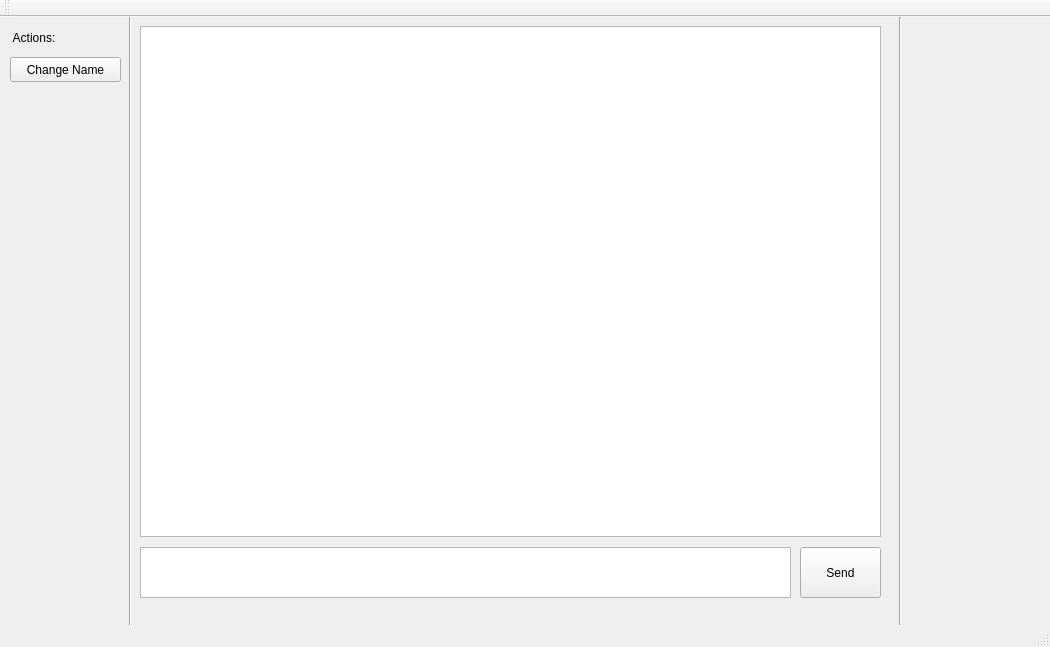
Above: GUI_Qt/messenger/messenger.ui from FundCompXbee/XBeeMessenger before the change. Below: the same form after it.
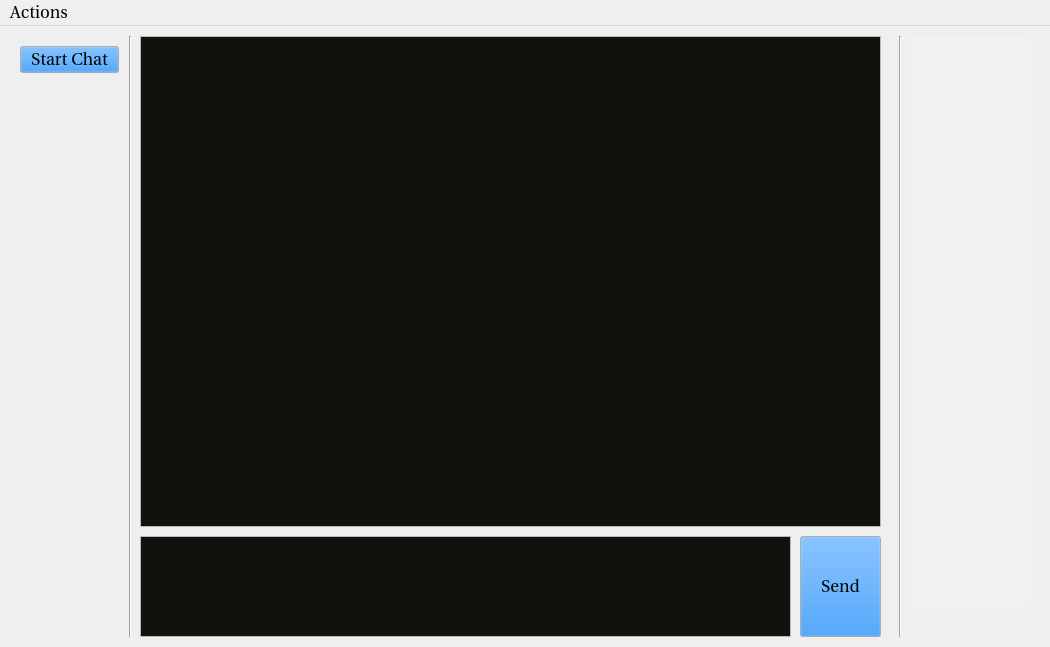
That is the form after the change.

The edit to the form file:
```diff
--- a/GUI_Qt/messenger/messenger.ui
+++ b/GUI_Qt/messenger/messenger.ui
@@ -10,27 +10,176 @@
     <height>647</height>
    </rect>
   </property>
+  <property name="palette">
+   <palette>
+    <active>
+     <colorrole role="Button">
+      <brush brushstyle="SolidPattern">
+       <color alpha="255">
+        <red>18</red>
+        <green>129</green>
+        <blue>240</blue>
+       </color>
+      </brush>
+     </colorrole>
+     <colorrole role="Base">
+      <brush brushstyle="SolidPattern">
+       <color alpha="255">
+        <red>18</red>
+        <green>17</green>
+        <blue>13</blue>
+       </color>
+      </brush>
+     </colorrole>
+     <colorrole role="Highlight">
+      <brush brushstyle="SolidPattern">
+       <color alpha="255">
+        <red>70</red>
+        <green>194</green>
+        <blue>240</blue>
+       </color>
+      </brush>
+     </colorrole>
+    </active>
+    <inactive>
+     <colorrole role="Button">
+      <brush brushstyle="SolidPattern">
+       <color alpha="255">
+        <red>18</red>
+        <green>129</green>
+        <blue>240</blue>
+       </color>
+      </brush>
+     </colorrole>
+     <colorrole role="Base">
+      <brush brushstyle="SolidPattern">
+       <color alpha="255">
+        <red>18</red>
+        <green>17</green>
+        <blue>13</blue>
+       </color>
+      </brush>
+     </colorrole>
+     <colorrole role="Highlight">
+      <brush brushstyle="SolidPattern">
+       <color alpha="255">
+        <red>70</red>
+        <green>194</green>
+        <blue>240</blue>
+       </color>
+      </brush>
+     </colorrole>
+    </inactive>
+    <disabled>
+     <colorrole role="Button">
+      <brush brushstyle="SolidPattern">
+       <color alpha="255">
+        <red>18</red>
+        <green>129</green>
+        <blue>240</blue>
+       </color>
+      </brush>
+     </colorrole>
+     <colorrole role="Base">
+      <brush brushstyle="SolidPattern">
+       <color alpha="255">
+        <red>255</red>
+        <green>255</green>
+        <blue>255</blue>
+       </color>
+      </brush>
+     </colorrole>
+     <colorrole role="Highlight">
+      <brush brushstyle="SolidPattern">
+       <color alpha="255">
+        <red>240</red>
+        <green>240</green>
+        <blue>240</blue>
+       </color>
+      </brush>
+     </colorrole>
+    </disabled>
+   </palette>
+  </property>
+  <property name="font">
+   <font>
+    <family>Utopia</family>
+    <pointsize>13</pointsize>
+   </font>
+  </property>
   <property name="windowTitle">
    <string>Messenger</string>
   </property>
+  <property name="autoFillBackground">
+   <bool>true</bool>
+  </property>
   <widget class="QWidget" name="centralWidget">
    <widget class="QTextEdit" name="inputText">
     <property name="geometry">
      <rect>
       <x>140</x>
-      <y>530</y>
+      <y>510</y>
       <width>651</width>
-      <height>51</height>
+      <height>101</height>
      </rect>
     </property>
+    <property name="palette">
+     <palette>
+      <active>
+       <colorrole role="Text">
+        <brush brushstyle="SolidPattern">
+         <color alpha="255">
+          <red>234</red>
+          <green>226</green>
+          <blue>210</blue>
+         </color>
+        </brush>
+       </colorrole>
+      </active>
+      <inactive>
+       <colorrole role="Text">
+        <brush brushstyle="SolidPattern">
+         <color alpha="255">
+          <red>234</red>
+          <green>226</green>
+          <blue>210</blue>
+         </color>
+        </brush>
+       </colorrole>
+      </inactive>
+      <disabled>
+       <colorrole role="Text">
+        <brush brushstyle="SolidPattern">
+         <color alpha="255">
+          <red>159</red>
+          <green>158</green>
+          <blue>158</blue>
+         </color>
+        </brush>
+       </colorrole>
+      </disabled>
+     </palette>
+    </property>
+    <property name="font">
+     <font>
+      <family>Utopia</family>
+      <pointsize>13</pointsize>
+     </font>
+    </property>
+    <property name="cursor" stdset="0">
+     <cursorShape>IBeamCursor</cursorShape>
+    </property>
+    <property name="mouseTracking">
+     <bool>false</bool>
+    </property>
    </widget>
    <widget class="QPushButton" name="sendButton">
     <property name="geometry">
      <rect>
       <x>800</x>
-      <y>530</y>
+      <y>510</y>
       <width>81</width>
-      <height>51</height>
+      <height>101</height>
      </rect>
     </property>
     <property name="text">
@@ -41,9 +190,9 @@
     <property name="geometry">
      <rect>
       <x>120</x>
-      <y>-30</y>
+      <y>10</y>
       <width>20</width>
-      <height>641</height>
+      <height>601</height>
      </rect>
     </property>
     <property name="orientation">
@@ -54,49 +203,115 @@
     <property name="geometry">
      <rect>
       <x>890</x>
-      <y>0</y>
+      <y>10</y>
       <width>20</width>
-      <height>611</height>
+      <height>601</height>
      </rect>
     </property>
     <property name="orientation">
      <enum>Qt::Vertical</enum>
     </property>
    </widget>
-   <widget class="QPlainTextEdit" name="messageView">
+   <widget class="QTextBrowser" name="messageView">
     <property name="geometry">
      <rect>
       <x>140</x>
-      <y>9</y>
+      <y>10</y>
       <width>741</width>
-      <height>511</height>
+      <height>491</height>
      </rect>
     </property>
+    <property name="font">
+     <font>
+      <family>Utopia</family>
+      <pointsize>16</pointsize>
+     </font>
+    </property>
+    <property name="horizontalScrollBarPolicy">
+     <enum>Qt::ScrollBarAlwaysOff</enum>
+    </property>
    </widget>
    <widget class="QPushButton" name="changeNameButton">
     <property name="geometry">
      <rect>
-      <x>10</x>
-      <y>40</y>
-      <width>111</width>
-      <height>25</height>
+      <x>20</x>
+      <y>20</y>
+      <width>99</width>
+      <height>27</height>
      </rect>
     </property>
     <property name="text">
-     <string>Change Name</string>
+     <string>Start Chat</string>
     </property>
    </widget>
-   <widget class="QLabel" name="actionsLabel">
+   <widget class="QTextBrowser" name="helpTextBrowser">
     <property name="geometry">
      <rect>
-      <x>10</x>
+      <x>910</x>
       <y>10</y>
-      <width>111</width>
-      <height>21</height>
+      <width>121</width>
+      <height>571</height>
      </rect>
     </property>
-    <property name="text">
-     <string> Actions:</string>
+    <property name="palette">
+     <palette>
+      <active>
+       <colorrole role="Base">
+        <brush brushstyle="SolidPattern">
+         <color alpha="255">
+          <red>242</red>
+          <green>241</green>
+          <blue>240</blue>
+         </color>
+        </brush>
+       </colorrole>
+      </active>
+      <inactive>
+       <colorrole role="Base">
+        <brush brushstyle="SolidPattern">
+         <color alpha="255">
+          <red>242</red>
+          <green>241</green>
+          <blue>240</blue>
+         </color>
+        </brush>
+       </colorrole>
+      </inactive>
+      <disabled>
+       <colorrole role="Base">
+        <brush brushstyle="SolidPattern">
+         <color alpha="255">
+          <red>255</red>
+          <green>255</green>
+          <blue>255</blue>
+         </color>
+        </brush>
+       </colorrole>
+      </disabled>
+     </palette>
+    </property>
+    <property name="font">
+     <font>
+      <pointsize>11</pointsize>
+     </font>
+    </property>
+    <property name="frameShape">
+     <enum>QFrame::NoFrame</enum>
+    </property>
+    <property name="frameShadow">
+     <enum>QFrame::Plain</enum>
+    </property>
+    <property name="lineWidth">
+     <number>0</number>
+    </property>
+    <property name="verticalScrollBarPolicy">
+     <enum>Qt::ScrollBarAlwaysOff</enum>
+    </property>
+    <property name="horizontalScrollBarPolicy">
+     <enum>Qt::ScrollBarAlwaysOff</enum>
+    </property>
+    <property name="sizeAdjustPolicy">
+     <enum>QAbstractScrollArea::AdjustToContents</enum>
     </property>
    </widget>
   </widget>
@@ -106,19 +321,22 @@
      <x>0</x>
      <y>0</y>
      <width>1050</width>
-     <height>22</height>
+     <height>29</height>
     </rect>
    </property>
+   <widget class="QMenu" name="menuActions">
+    <property name="title">
+     <string>Actions</string>
+    </property>
+    <addaction name="actionChange_Name"/>
+   </widget>
+   <addaction name="menuActions"/>
   </widget>
-  <widget class="QToolBar" name="mainToolBar">
-   <attribute name="toolBarArea">
-    <enum>TopToolBarArea</enum>
-   </attribute>
-   <attribute name="toolBarBreak">
-    <bool>false</bool>
-   </attribute>
-  </widget>
-  <widget class="QStatusBar" name="statusBar"/>
+  <action name="actionChange_Name">
+   <property name="text">
+    <string>Change Name</string>
+   </property>
+  </action>
  </widget>
  <layoutdefault spacing="6" margin="11"/>
  <resources/>
```
Left out of the diff: 2 changed lines with no effect on the pictures.
